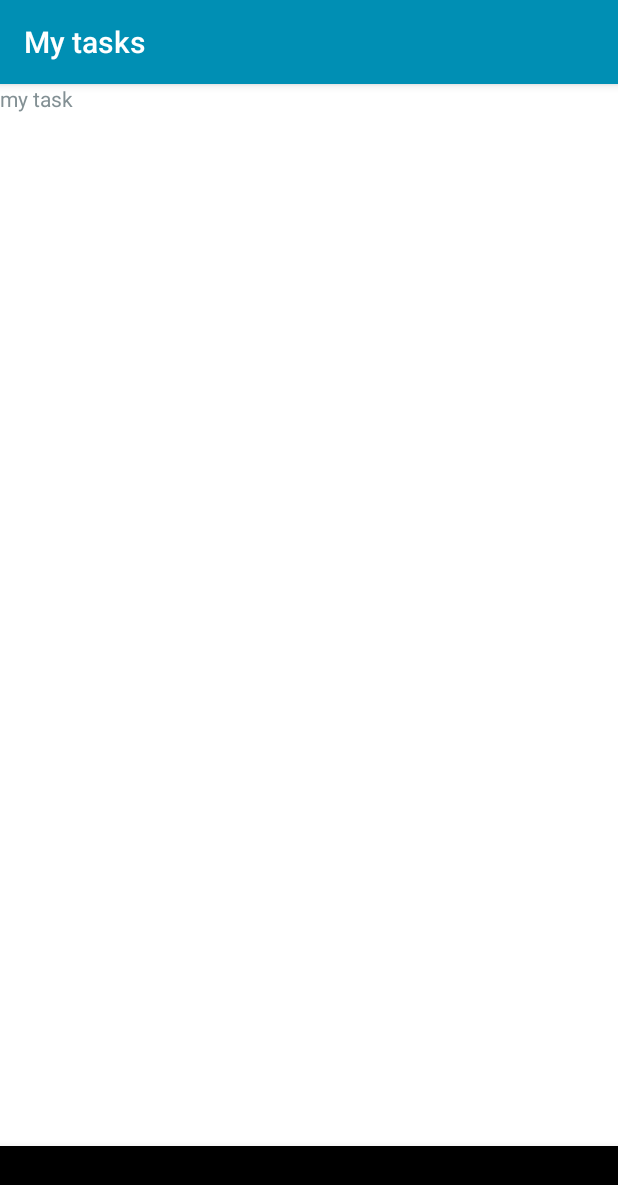
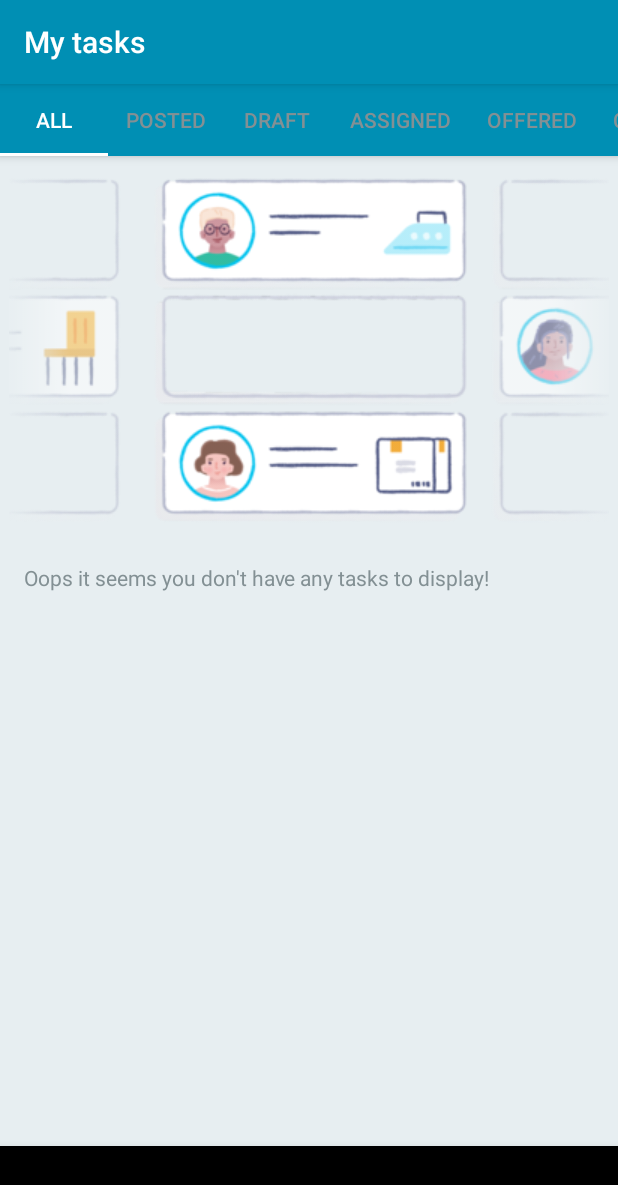
Before and after one commit to redoy-ahmed/Aistasker, an Android app: the MenuActivity screen opened directly, with no data from a screen before it, item 2 of the bottom bar chosen, on a phone screen of 412 x 824 dp. Shown: the top 1185 px of the screen. Run offline under Robolectric (Android 15) with nearby library versions, the phone set to English and light mode, and no system bars; our stand-ins replace ButterKnife.

Commit message:
Fragment my task list tab added

```diff
--- a/app/src/main/java/com/example/redoy/aistasker/activities/MenuActivity.java
+++ b/app/src/main/java/com/example/redoy/aistasker/activities/MenuActivity.java
@@ -13,7 +13,7 @@ import com.example.redoy.aistasker.R;
 import com.example.redoy.aistasker.fragments.BrowseTaskListFragment;
 import com.example.redoy.aistasker.fragments.MessagesListFragment;
 import com.example.redoy.aistasker.fragments.MoreOptionsFragment;
-import com.example.redoy.aistasker.fragments.MyTaskListFragment;
+import com.example.redoy.aistasker.fragments.MyTaskFragment;
 import com.example.redoy.aistasker.fragments.PostTaskFragment;
 import com.example.redoy.aistasker.widget.BottomNavigationViewHelper;
 
@@ -53,7 +53,7 @@ public class MenuActivity extends AppCompatActivity {
                                 break;
                             }
                             case R.id.bottom_nav_bar_my_task: {
-                                mFragment = new MyTaskListFragment();
+                                mFragment = new MyTaskFragment();
                                 getSupportActionBar().setTitle(R.string.bottom_navigation_bar_my_tasks_label);
                                 break;
                             }
--- a/app/src/main/java/com/example/redoy/aistasker/fragments/BrowseTaskListFragment.java
+++ b/app/src/main/java/com/example/redoy/aistasker/fragments/BrowseTaskListFragment.java
@@ -51,7 +51,7 @@ public class BrowseTaskListFragment extends Fragment {
     @Override
     public View onCreateView(LayoutInflater inflater, ViewGroup container, Bundle savedInstanceState) {
 
-        rootView = inflater.inflate(R.layout.fragment_task_list, container, false);
+        rootView = inflater.inflate(R.layout.fragment_browse_task_list, container, false);
         ButterKnife.bind(this, rootView);
 
         initializeData();
--- /dev/null
+++ b/app/src/main/java/com/example/redoy/aistasker/fragments/MyTaskFragment.java
@@ -0,0 +1,96 @@
+package com.example.redoy.aistasker.fragments;
+
+import android.os.Bundle;
+import android.support.design.widget.TabLayout;
+import android.support.v4.app.Fragment;
+import android.support.v4.app.FragmentManager;
+import android.support.v4.app.FragmentPagerAdapter;
+import android.support.v4.view.ViewPager;
+import android.support.v4.widget.SwipeRefreshLayout;
+import android.support.v7.widget.LinearLayoutManager;
+import android.support.v7.widget.RecyclerView;
+import android.view.LayoutInflater;
+import android.view.View;
+import android.view.ViewGroup;
+import android.widget.TextView;
+
+import com.example.redoy.aistasker.R;
+import com.example.redoy.aistasker.adapters.TaskListAdapter;
+import com.example.redoy.aistasker.models.TaskItem;
+
+import java.util.ArrayList;
+import java.util.List;
+
+import butterknife.BindView;
+import butterknife.ButterKnife;
+
+/**
+ * Created by Redoy on 3/26/2018.
+ */
+
+public class MyTaskFragment extends Fragment {
+
+    View rootView;
+
+    @BindView(R.id.my_tasks_list_tab_layout)
+    public TabLayout tabLayout;
+
+    @BindView(R.id.my_tasks_list_viewpager)
+    public ViewPager viewPager;
+
+    @Override
+    public View onCreateView(LayoutInflater inflater, ViewGroup container, Bundle savedInstanceState) {
+
+        rootView = inflater.inflate(R.layout.fragment_my_task, container, false);
+        ButterKnife.bind(this, rootView);
+
+        loadDataIntoWidgets();
+
+        return rootView;
+    }
+
+    private void loadDataIntoWidgets() {
+        setupViewPager();
+        tabLayout.setupWithViewPager(viewPager);
+    }
+
+    private void setupViewPager() {
+        ViewPagerAdapter adapter = new ViewPagerAdapter(getFragmentManager());
+        adapter.addFrag(new MyTaskListFragment(0), rootView.getContext().getString(R.string.browse_tasks_my_tasks_tab_label_all));
+        adapter.addFrag(new MyTaskListFragment(1), rootView.getContext().getString(R.string.browse_tasks_my_tasks_tab_label_posted));
+        adapter.addFrag(new MyTaskListFragment(0), rootView.getContext().getString(R.string.browse_tasks_my_tasks_tab_label_draft));
+        adapter.addFrag(new MyTaskListFragment(1), rootView.getContext().getString(R.string.browse_tasks_my_tasks_tab_label_assigned));
+        adapter.addFrag(new MyTaskListFragment(0), rootView.getContext().getString(R.string.browse_tasks_my_tasks_tab_label_offered));
+        adapter.addFrag(new MyTaskListFragment(1), rootView.getContext().getString(R.string.browse_tasks_my_tasks_tab_label_completed));
+        viewPager.setAdapter(adapter);
+    }
+
+    class ViewPagerAdapter extends FragmentPagerAdapter {
+        private final List<Fragment> mFragmentList = new ArrayList<>();
+        private final List<String> mFragmentTitleList = new ArrayList<>();
+
+        public ViewPagerAdapter(FragmentManager manager) {
+            super(manager);
+        }
+
+        @Override
+        public Fragment getItem(int position) {
+            return mFragmentList.get(position);
+        }
+
+        @Override
+        public int getCount() {
+            return mFragmentList.size();
+        }
+
+        public void addFrag(Fragment fragment, String title) {
+            mFragmentList.add(fragment);
+            mFragmentTitleList.add(title);
+        }
+
+        @Override
+        public CharSequence getPageTitle(int position) {
+            return mFragmentTitleList.get(position);
+        }
+    }
+}
--- a/app/src/main/java/com/example/redoy/aistasker/fragments/MyTaskListFragment.java
+++ b/app/src/main/java/com/example/redoy/aistasker/fragments/MyTaskListFragment.java
@@ -1,29 +1,100 @@
 package com.example.redoy.aistasker.fragments;
 
+import android.annotation.SuppressLint;
 import android.os.Bundle;
 import android.support.v4.app.Fragment;
+import android.support.v4.widget.SwipeRefreshLayout;
+import android.support.v7.widget.LinearLayoutManager;
+import android.support.v7.widget.RecyclerView;
 import android.view.LayoutInflater;
 import android.view.View;
 import android.view.ViewGroup;
+import android.widget.Button;
+import android.widget.RelativeLayout;
+import android.widget.TextView;
 
 import com.example.redoy.aistasker.R;
+import com.example.redoy.aistasker.adapters.TaskListAdapter;
+import com.example.redoy.aistasker.models.TaskItem;
 
+import java.util.ArrayList;
+
+import butterknife.BindView;
 import butterknife.ButterKnife;
 
 /**
- * Created by Redoy on 3/26/2018.
+ * Created by Redoy on 3/28/2018.
  */
 
+@SuppressLint("ValidFragment")
 public class MyTaskListFragment extends Fragment {
+    View rootView;
 
-    View rootView;
+    //private EndlessRecyclerViewScrollListener endlessRecyclerViewScrollListener;
+    //private MenuItem menuItem;
+
+    //@BindView(R.id.browse_tasks_button_empty_state_change_filter)
+    //Button mButtonEmptyStateChangeFilter;
+
+    @BindView(R.id.my_tasks_text_view_empty_state)
+    TextView mLayoutEmptyState;
+
+    @BindView(R.id.my_tasks_list_recycler_view)
+    RecyclerView mRecyclerView;
+
+    @BindView(R.id.my_tasks_swipe_refresh_layout)
+    SwipeRefreshLayout mSwipeRefreshLayout;
+
+    private TaskListAdapter taskListAdapter;
+    public LinearLayoutManager linearLayoutManager;
+
+    public int code;
+
+    @SuppressLint("ValidFragment")
+    public MyTaskListFragment(int code) {
+        this.code = code;
+    }
+
 
     @Override
     public View onCreateView(LayoutInflater inflater, ViewGroup container, Bundle savedInstanceState) {
 
-        rootView = inflater.inflate(R.layout.fragment_my_task, container, false);
+        rootView = inflater.inflate(R.layout.fragment_my_task_list, container, false);
         ButterKnife.bind(this, rootView);
+
+        initializeData();
 
         return rootView;
     }
+
+    private void initializeData() {
+        ArrayList<TaskItem> rowListItem;
+
+        if (code == 1) {
+            rowListItem = getAllItemList();
+            linearLayoutManager = new LinearLayoutManager(rootView.getContext());
+            mRecyclerView.setHasFixedSize(true);
+            mRecyclerView.setLayoutManager(linearLayoutManager);
+            taskListAdapter = new TaskListAdapter(rootView.getContext(), rowListItem);
+            mRecyclerView.setAdapter(taskListAdapter);
+            mLayoutEmptyState.setVisibility(View.GONE);
+        } else {
+            mRecyclerView.setVisibility(View.GONE);
+            mLayoutEmptyState.setVisibility(View.VISIBLE);
+            mLayoutEmptyState.setText(rootView.getContext().getString(R.string.browse_tasks_empty_state_message));
+            mLayoutEmptyState.setCompoundDrawablesWithIntrinsicBounds(0, R.drawable.empty_state_my_tasks, 0, 0);
+        }
+    }
+
+    private ArrayList<TaskItem> getAllItemList() {
+
+        ArrayList<TaskItem> allItems = new ArrayList<>();
+        allItems.add(new TaskItem("Task 1", "Australia", "Saturday, Mar 31, 2018", "Clean my house", "Drafted", "additional information"));
+        allItems.add(new TaskItem("Task 2", "Australia", "Saturday, Mar 31, 2018", "clean my clothes", "Drafted", "additional information"));
+        allItems.add(new TaskItem("Task 3", "Australia", "Saturday, Mar 31, 2018", "clean my clothes", "Drafted", "additional information"));
+        allItems.add(new TaskItem("Task 4", "Australia", "Saturday, Mar 31, 2018", "clean my clothes", "Drafted", "additional information"));
+        allItems.add(new TaskItem("Task 5", "Australia", "Saturday, Mar 31, 2018", "clean my clothes", "Drafted", "additional information"));
+
+        return allItems;
+    }
 }
--- a/app/src/main/res/layout/fragment_task_list.xml
+++ b/app/src/main/res/layout/fragment_browse_task_list.xml
@@ -47,7 +47,7 @@
                 android:layout_height="wrap_content"
                 android:layout_gravity="top|bottom|left|right|center_vertical|fill_vertical|center_horizontal|fill_horizontal|center|fill|start|end"
                 android:drawablePadding="@dimen/large"
-                android:drawableTop="@drawable/empty_state_browse"
+                android:drawableTop="@drawable/empty_state_my_tasks"
                 android:gravity="top|bottom|left|right|center_vertical|fill_vertical|center_horizontal|fill_horizontal|center|fill|start|end"
                 android:padding="@dimen/large"
                 android:text="@string/browse_tasks_empty_state_browse_tasks"
--- a/app/src/main/res/layout/fragment_my_task.xml
+++ b/app/src/main/res/layout/fragment_my_task.xml
@@ -1,13 +1,28 @@
-<?xml version="1.0" encoding="utf-8"?>
-<RelativeLayout xmlns:android="http://schemas.android.com/apk/res/android"
+<android.support.design.widget.CoordinatorLayout xmlns:android="http://schemas.android.com/apk/res/android"
     xmlns:app="http://schemas.android.com/apk/res-auto"
     android:layout_width="match_parent"
     android:layout_height="match_parent">
 
+    <android.support.design.widget.AppBarLayout
+        android:layout_width="match_parent"
+        android:layout_height="wrap_content"
+        android:theme="@style/ThemeOverlay.AppCompat.Dark.ActionBar">
 
-    <TextView
-        android:layout_width="wrap_content"
-        android:layout_height="wrap_content"
-        android:text="my task" />
+        <android.support.design.widget.TabLayout
+            android:id="@+id/my_tasks_list_tab_layout"
+            android:layout_width="match_parent"
+            android:layout_height="wrap_content"
+            android:background="@color/airBlue"
+            app:tabGravity="fill"
+            app:tabIndicatorColor="@color/white"
+            app:tabMode="scrollable"
+            app:tabSelectedTextColor="@color/white"
+            app:tabTextColor="@color/grey4" />
+    </android.support.design.widget.AppBarLayout>
 
-</RelativeLayout>
+    <android.support.v4.view.ViewPager
+        android:id="@+id/my_tasks_list_viewpager"
+        android:layout_width="match_parent"
+        android:layout_height="match_parent"
+        app:layout_behavior="@string/appbar_scrolling_view_behavior" />
+</android.support.design.widget.CoordinatorLayout>
--- /dev/null
+++ b/app/src/main/res/layout/fragment_my_task_list.xml
@@ -0,0 +1,45 @@
+<?xml version="1.0" encoding="utf-8"?>
+<android.support.design.widget.CoordinatorLayout xmlns:android="http://schemas.android.com/apk/res/android"
+    android:layout_width="match_parent"
+    android:layout_height="match_parent"
+    xmlns:app="http://schemas.android.com/apk/res-auto">
+
+    <android.support.v4.widget.SwipeRefreshLayout
+        android:id="@+id/my_tasks_swipe_refresh_layout"
+        android:layout_width="match_parent"
+        android:layout_height="match_parent"
+        app:layout_behavior="@string/appbar_scrolling_view_behavior"
+        android:background="@color/grey2">
+
+        <android.support.v7.widget.RecyclerView
+            android:id="@+id/my_tasks_list_recycler_view"
+            android:layout_width="match_parent"
+            android:layout_height="match_parent"
+            android:layout_alignParentLeft="true"
+            android:layout_alignParentStart="true"
+            android:layout_alignParentTop="true"
+            android:clickable="true"
+            android:descendantFocusability="blocksDescendants"
+            android:focusable="true"
+            android:scrollbarSize="3dp"
+            android:scrollbarStyle="outsideOverlay"
+            android:scrollbars="vertical"
+            android:scrollingCache="true"
+            android:smoothScrollbar="true" />
+    </android.support.v4.widget.SwipeRefreshLayout>
+
+    <TextView
+        android:id="@+id/my_tasks_text_view_empty_state"
+        android:layout_width="wrap_content"
+        android:layout_height="wrap_content"
+        android:layout_gravity="top|bottom|left|right|center_vertical|fill_vertical|center_horizontal|fill_horizontal|center|fill|start|end"
+        android:drawablePadding="@dimen/large"
+        android:drawableTop="@drawable/empty_state_my_tasks"
+        android:gravity="top|bottom|left|right|center_vertical|fill_vertical|center_horizontal|fill_horizontal|center|fill|start|end"
+        android:paddingBottom="@dimen/navigation_bar_height"
+        android:paddingLeft="@dimen/large"
+        android:paddingRight="@dimen/large"
+        android:text="@string/browse_tasks_empty_state_message"
+        android:textColor="@color/grey4"
+        android:visibility="gone" />
+</android.support.design.widget.CoordinatorLayout>
--- a/app/src/main/res/values/strings.xml
+++ b/app/src/main/res/values/strings.xml
@@ -87,11 +87,20 @@
     <string name="browse_tasks_empty_state_change_filters">Change filters</string>
 
     <string name="country_prompt">Choose a country</string>
-
     <string-array name="country_arrays">
         <item>Australia</item>
         <item>United Kingdom</item>
     </string-array>
 
+    <string name="browse_tasks_my_tasks_tab_label_all">All</string>
+    <string name="browse_tasks_my_tasks_tab_label_assigned">Assigned</string>
+    <string name="browse_tasks_my_tasks_tab_label_completed">Completed</string>
+    <string name="browse_tasks_my_tasks_tab_label_draft">Draft</string>
+    <string name="browse_tasks_my_tasks_tab_label_offered">Offered</string>
+    <string name="browse_tasks_my_tasks_tab_label_posted">Posted</string>
+    <string name="browse_tasks_screen_title">Browse tasks</string>
+    <string name="browse_tasks_screen_title_my_tasks">My tasks</string>
+    <string name="browse_tasks_empty_state_message">Oops it seems you don\'t have any tasks to display!</string>
+
 
 </resources>
```
Also changed, not shown: app/src/main/res/drawable-v24/empty_state_browse.png (deleted), app/src/main/res/drawable-v24/empty_state_my_tasks.png (added), app/src/main/res/drawable/empty_state_browse.png (deleted), app/src/main/res/drawable/empty_state_my_tasks.png (added).
